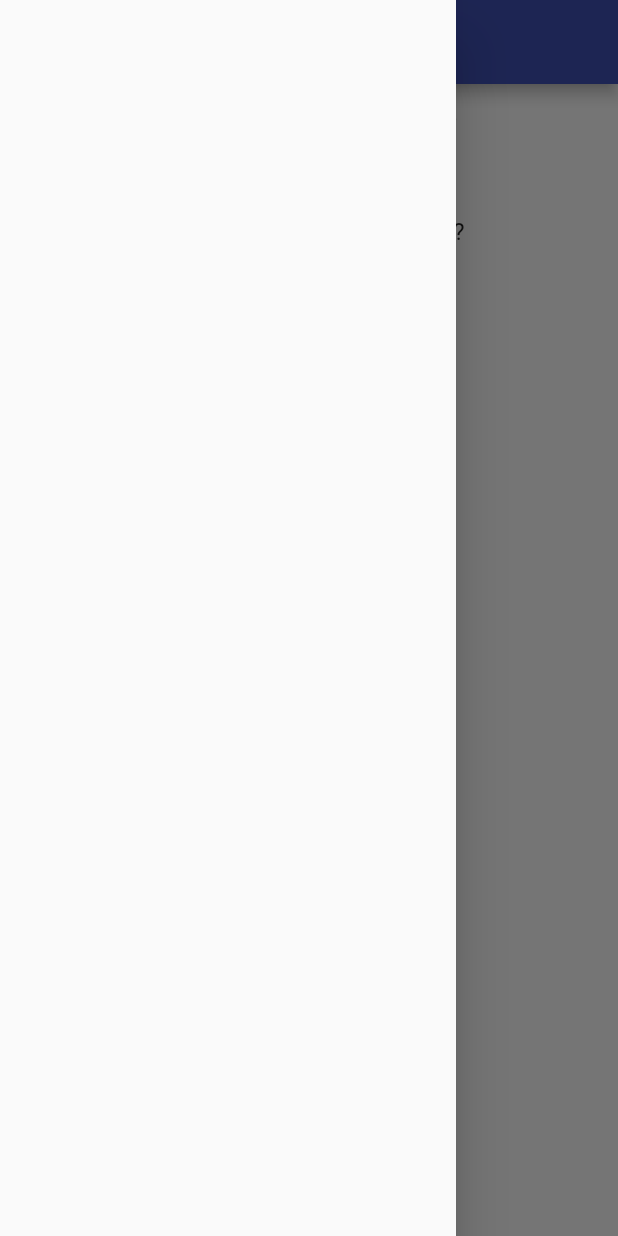
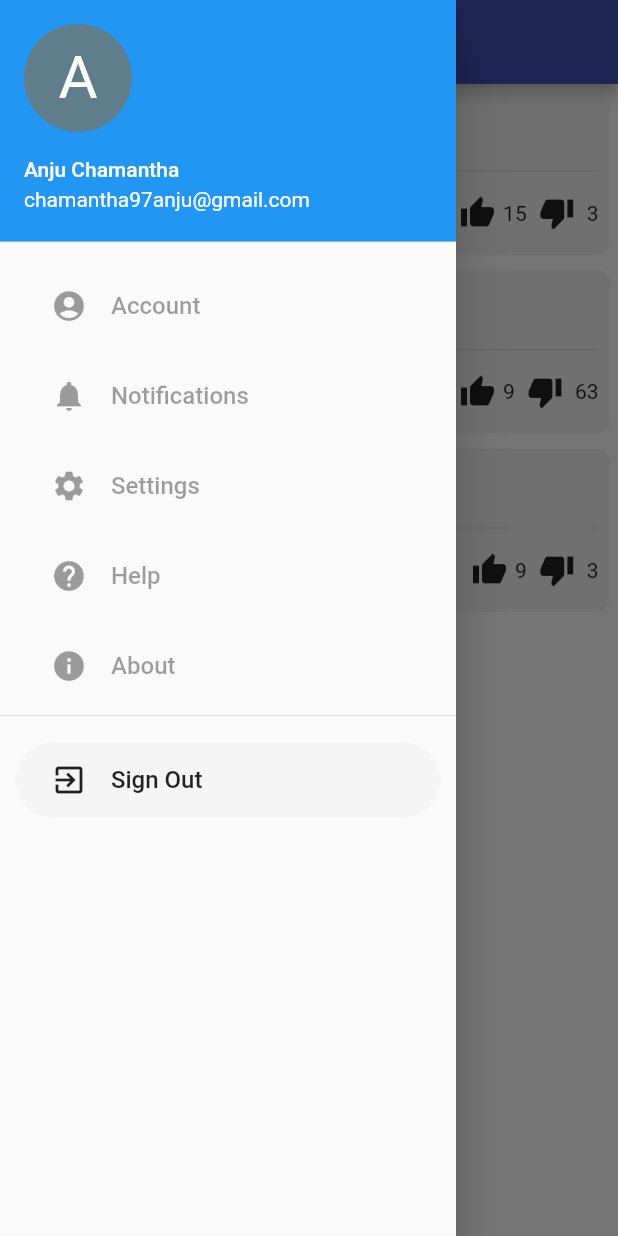
Before and after one commit to RealHack-2-0/Pulse, a Flutter app: the screen it shows after launch, with the side drawer open, on a phone screen of 412 x 824 dp. Run offline on Flutter 3.47's test engine with Material 2 defaults, Android fonts, the phone set to English and light mode, and no system bars; our stand-ins replace dio, flutter_form_builder, flutter_spinkit.

Commit message:
Modified Question Card

```diff
--- /dev/null
+++ b/qna-flutter/lib/views/drawer/drawer.dart
@@ -0,0 +1,41 @@
+
+import 'package:flutter/material.dart';
+import 'package:qna_flutter/views/drawer/drawerItem.dart';
+
+class MyDrawer extends StatelessWidget {
+  @override
+  Widget build(BuildContext context) {
+    return Drawer(
+      child: Column(
+        children: <Widget>[
+          UserAccountsDrawerHeader(
+            accountName: Text("Anju Chamantha"),
+            accountEmail: Text("chamantha97anju@gmail.com"),
+            currentAccountPicture: CircleAvatar(
+              backgroundColor: Colors.blueGrey,
+              child: Text(
+                "A",
+                style: TextStyle(
+                  fontSize: 40,
+                  color: Colors.white,
+                ),
+              ),
+            ),
+          ),
+          DrawerItem(itemName: "Account", icon: Icons.account_circle),
+          DrawerItem(itemName: "Notifications", icon: Icons.notifications),
+          DrawerItem(itemName: "Settings", icon: Icons.settings),
+          DrawerItem(itemName: "Help", icon: Icons.help),
+          DrawerItem(itemName: "About", icon: Icons.info),
+          Divider(),
+          DrawerItem(
+            itemName: "Sign Out",
+            icon: Icons.exit_to_app,
+            onpressed: () async {
+            },
+          ),
+        ],
+      ),
+    );
+  }
+}
--- /dev/null
+++ b/qna-flutter/lib/views/drawer/drawerItem.dart
@@ -0,0 +1,40 @@
+import 'package:flutter/material.dart';
+
+class DrawerItem extends StatelessWidget {
+  final String itemName;
+  final IconData icon;
+  final Function onpressed;
+  DrawerItem(
+      {@required this.itemName, @required this.icon,this.onpressed});
+  @override
+  Widget build(BuildContext context) {
+    return Container(
+      margin: EdgeInsets.fromLTRB(10, 10, 10, 0),
+      height: 50,
+      child: FlatButton(
+        onPressed: onpressed,
+        color: Colors.grey[100],
+        shape: RoundedRectangleBorder(
+          borderRadius: BorderRadiusDirectional.circular(25),
+        ),
+        child: Row(
+          children: <Widget>[
+            Padding(
+              padding: const EdgeInsets.all(8.0),
+              child: Icon(icon),
+            ),
+            Container(
+              child: Padding(
+                padding: const EdgeInsets.fromLTRB(8, 0, 0, 0),
+                child: Text(
+                  itemName,
+                  style: TextStyle(fontSize: 16),
+                ),
+              ),
+            )
+          ],
+        ),
+      ),
+    );
+  }
+}
--- a/qna-flutter/lib/views/home/home.dart
+++ b/qna-flutter/lib/views/home/home.dart
@@ -1,4 +1,5 @@
 import 'package:flutter/material.dart';
+import 'package:qna_flutter/views/drawer/drawer.dart';
 import 'package:qna_flutter/views/home/question.dart';
 
 class HomePage extends StatelessWidget {
@@ -9,15 +10,13 @@ class HomePage extends StatelessWidget {
       actions: <Widget>[
 
       ],),
-      drawer: Drawer(
-
-      ),
+      drawer: MyDrawer(),
       body: Container(
         child:ListView(
           children: <Widget>[
-            QuestionView(title: "How to add a image to Firebase?", subtitle: "10 minutes ago", votes: 43),
-            QuestionView(title: "How to center a widget in Flutter?", subtitle: "5 seconds ago", votes: 8),
-            QuestionView(title: "Wauestion", subtitle: "10 hours ago", votes: 9)
+            QuestionView(title: "How to add a image to Firebase?", subtitle: "10 minutes ago", upVotes: 15,downVotes:3),
+            QuestionView(title: "How to center a widget in Flutter?", subtitle: "5 seconds ago", upVotes: 9,downVotes:63),
+            QuestionView(title: "Wauestion", subtitle: "10 hours ago", upVotes: 9,downVotes:3)
           ],
         )
       ),
--- a/qna-flutter/lib/views/home/question.dart
+++ b/qna-flutter/lib/views/home/question.dart
@@ -4,25 +4,97 @@ import 'package:qna_flutter/views/question/question_screen.dart';
 class QuestionView extends StatelessWidget {
   final String title;
   final String subtitle;
-  final int votes;
+  final int downVotes;
+  final int upVotes;
 
-  const QuestionView({Key key, this.title, this.subtitle, this.votes}) : super(key: key);
+  const QuestionView(
+      {Key key, this.title, this.subtitle, this.upVotes, this.downVotes})
+      : super(key: key);
 
   @override
   Widget build(BuildContext context) {
-    return ListTile(
-      leading: CircleAvatar(child: Text("$votes"),),
-      title: Text(title),
-      subtitle: Text(subtitle),
-      onTap: (){
-        Navigator.push(context, MaterialPageRoute(builder: (_) => QuestionScreen()));
-      },
-      // trailing: Row(
-      //   mainAxisSize: MainAxisSize.min,
-      //   children: <Widget>[
-      //   IconButton(icon: Icon(Icons.arrow_upward), onPressed: (){},),
-      //   IconButton(icon: Icon(Icons.arrow_downward), onPressed: (){},)
-      // ],),
+    return Padding(
+      padding: const EdgeInsets.all(5.0),
+      child: Container(
+        child: Padding(
+          padding: const EdgeInsets.all(8.0),
+          child: Column(
+            crossAxisAlignment: CrossAxisAlignment.start,
+            children: <Widget>[
+              Padding(
+                padding: const EdgeInsets.all(8.0),
+                child: Text(
+                  title,
+                  textAlign: TextAlign.left,
+                  style: TextStyle(
+                    fontSize: 18,
+                    fontWeight: FontWeight.w500,
+                  ),
+                ),
+              ),
+              Divider(),
+              Row(
+                children: <Widget>[
+                  Expanded(
+                    child: Padding(
+                      padding: const EdgeInsets.all(8.0),
+                      child: Text(
+                        "$subtitle",
+                        style: TextStyle(fontWeight: FontWeight.w300),
+                      ),
+                    ),
+                  ),
+                  Padding(
+                    padding: EdgeInsets.all(5),
+                    child: Icon(Icons.thumb_up),
+                  ),
+                  Text("$upVotes"),
+                  Padding(
+                    padding: const EdgeInsets.all(8.0),
+                    child: Icon(Icons.thumb_down),
+                  ),
+                  Text("$downVotes"),
+                ],
+              ),
+            ],
+          ),
+        ),
+        decoration: BoxDecoration(
+            borderRadius: BorderRadius.circular(10), color: Colors.grey[100]),
+      ),
     );
+    // return ListTile(
+    //   // leading: CircleAvatar(
+    //   //   child: Text("$upVotes"),
+    //   // ),
+    //   trailing: Column(
+    //     children: <Widget>[
+    //       Row(
+    //         children: <Widget>[
+    //           Icon(Icons.thumb_up),
+    //           Text("$upVotes"),
+    //         ],
+    //       ),
+    //       Row(
+    //         children: <Widget>[
+    //           Icon(Icons.thumb_down),
+    //           Text("$upVotes"),
+    //         ],
+    //       ),
+    //     ],
+    //   ),
+    //   title: Text(title),
+    //   subtitle: Text(subtitle),
+    //   onTap: () {
+    //     Navigator.push(
+    //         context, MaterialPageRoute(builder: (_) => QuestionScreen()));
+    //   },
+    //   // trailing: Row(
+    //   //   mainAxisSize: MainAxisSize.min,
+    //   //   children: <Widget>[
+    //   //   IconButton(icon: Icon(Icons.arrow_upward), onPressed: (){},),
+    //   //   IconButton(icon: Icon(Icons.arrow_downward), onPressed: (){},)
+    //   // ],),
+    // );
   }
 }
```
Also changed, not shown: qna-flutter/pubspec.lock.
